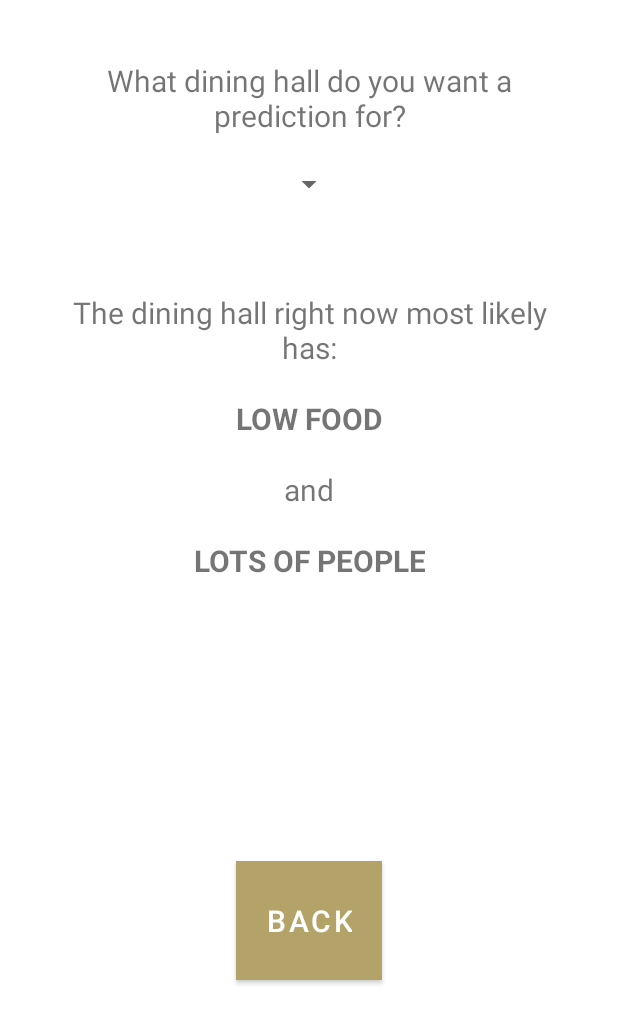
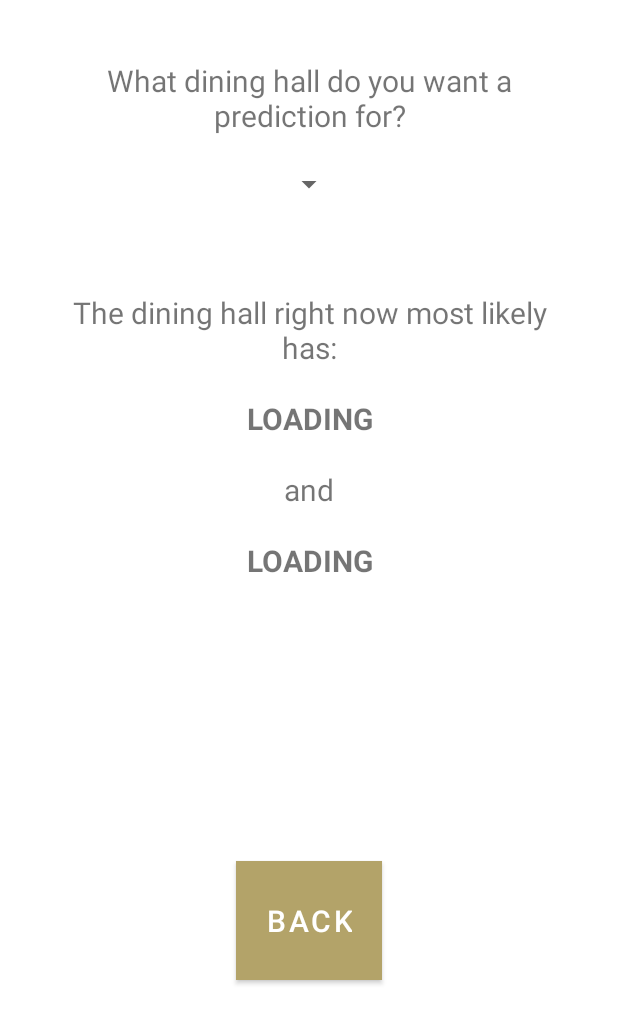
Before and after one commit to PotentialError/DiningDetective, an Android app: the layout activity_result.xml on its own in the app's theme, with its tools: preview values and no code run, on a phone screen of 412 x 824 dp. Shown: the top 1024 px of the screen. Run offline under Robolectric (Android 15) with nearby library versions, the phone set to English and light mode, and no system bars.

Commit message:
Final clarity design changes

```diff
--- a/app/src/main/res/layout/activity_result.xml
+++ b/app/src/main/res/layout/activity_result.xml
@@ -57,7 +57,7 @@
             android:layout_gravity="center"
             android:gravity="center"
             android:padding="10dp"
-            android:text="LOW FOOD"
+            android:text="LOADING"
             android:textSize="20dp"
             android:textStyle="bold"
             app:layout_constraintEnd_toEndOf="parent"
@@ -83,7 +83,7 @@
             android:layout_gravity="center"
             android:gravity="center"
             android:padding="10dp"
-            android:text="LOTS OF PEOPLE"
+            android:text="LOADING"
             android:textSize="20dp"
             android:textStyle="bold"
             app:layout_constraintEnd_toEndOf="parent"
```
Also changed, not shown: 1 other file.
